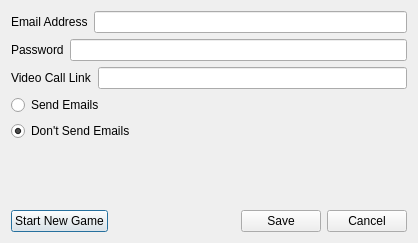
Qt form emailsettingswindow.ui (ae6nr/secret_hitler) before a commit.
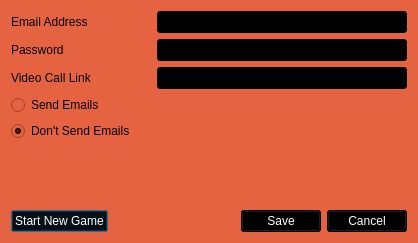
The same form after that commit. Icons and pictures are not drawn.

Commit message: GUI actually works now

Diff of the .ui file:
```diff
--- a/emailsettingswindow.ui
+++ b/emailsettingswindow.ui
@@ -13,7 +13,14 @@
   <property name="windowTitle">
    <string>Dialog</string>
   </property>
-  <widget class="QWidget" name="">
+  <property name="windowIcon">
+   <iconset resource="resources/sh.qrc">
+    <normaloff>:/sh/Secret-Hitler.png</normaloff>:/sh/Secret-Hitler.png</iconset>
+  </property>
+  <property name="styleSheet">
+   <string notr="true">background-color: rgb(230, 99, 66);</string>
+  </property>
+  <widget class="QWidget" name="layoutWidget">
    <property name="geometry">
     <rect>
      <x>11</x>
@@ -33,7 +40,34 @@
        </widget>
       </item>
       <item>
-       <widget class="QLineEdit" name="lineEdit_email"/>
+       <spacer name="horizontalSpacer_4">
+        <property name="orientation">
+         <enum>Qt::Horizontal</enum>
+        </property>
+        <property name="sizeHint" stdset="0">
+         <size>
+          <width>40</width>
+          <height>20</height>
+         </size>
+        </property>
+       </spacer>
+      </item>
+      <item>
+       <widget class="QLineEdit" name="lineEdit_email">
+        <property name="minimumSize">
+         <size>
+          <width>250</width>
+          <height>0</height>
+         </size>
+        </property>
+        <property name="styleSheet">
+         <string notr="true">color: rgb(255, 255, 255);
+background-color: rgb(0, 0, 0);</string>
+        </property>
+        <property name="alignment">
+         <set>Qt::AlignRight|Qt::AlignTrailing|Qt::AlignVCenter</set>
+        </property>
+       </widget>
       </item>
      </layout>
     </item>
@@ -47,7 +81,34 @@
        </widget>
       </item>
       <item>
-       <widget class="QLineEdit" name="lineEdit_password"/>
+       <spacer name="horizontalSpacer_3">
+        <property name="orientation">
+         <enum>Qt::Horizontal</enum>
+        </property>
+        <property name="sizeHint" stdset="0">
+         <size>
+          <width>40</width>
+          <height>20</height>
+         </size>
+        </property>
+       </spacer>
+      </item>
+      <item>
+       <widget class="QLineEdit" name="lineEdit_password">
+        <property name="minimumSize">
+         <size>
+          <width>250</width>
+          <height>0</height>
+         </size>
+        </property>
+        <property name="styleSheet">
+         <string notr="true">color: rgb(255, 255, 255);
+background-color: rgb(0, 0, 0);</string>
+        </property>
+        <property name="alignment">
+         <set>Qt::AlignRight|Qt::AlignTrailing|Qt::AlignVCenter</set>
+        </property>
+       </widget>
       </item>
      </layout>
     </item>
@@ -61,7 +122,34 @@
        </widget>
       </item>
       <item>
-       <widget class="QLineEdit" name="lineEdit_invite_link"/>
+       <spacer name="horizontalSpacer_2">
+        <property name="orientation">
+         <enum>Qt::Horizontal</enum>
+        </property>
+        <property name="sizeHint" stdset="0">
+         <size>
+          <width>40</width>
+          <height>20</height>
+         </size>
+        </property>
+       </spacer>
+      </item>
+      <item>
+       <widget class="QLineEdit" name="lineEdit_invite_link">
+        <property name="minimumSize">
+         <size>
+          <width>250</width>
+          <height>0</height>
+         </size>
+        </property>
+        <property name="styleSheet">
+         <string notr="true">color: rgb(255, 255, 255);
+background-color: rgb(0, 0, 0);</string>
+        </property>
+        <property name="alignment">
+         <set>Qt::AlignRight|Qt::AlignTrailing|Qt::AlignVCenter</set>
+        </property>
+       </widget>
       </item>
      </layout>
     </item>
@@ -102,6 +190,10 @@
      <layout class="QHBoxLayout" name="horizontalLayout_3">
       <item>
        <widget class="QPushButton" name="pushButton_start_new_game">
+        <property name="styleSheet">
+         <string notr="true">color: rgb(255, 255, 255);
+background-color: rgb(0, 0, 0);</string>
+        </property>
         <property name="text">
          <string>Start New Game</string>
         </property>
@@ -122,6 +214,10 @@
       </item>
       <item>
        <widget class="QPushButton" name="pushButton_save">
+        <property name="styleSheet">
+         <string notr="true">color: rgb(255, 255, 255);
+background-color: rgb(0, 0, 0);</string>
+        </property>
         <property name="text">
          <string>Save</string>
         </property>
@@ -129,6 +225,10 @@
       </item>
       <item>
        <widget class="QPushButton" name="pushButton_cancel">
+        <property name="styleSheet">
+         <string notr="true">color: rgb(255, 255, 255);
+background-color: rgb(0, 0, 0);</string>
+        </property>
         <property name="text">
          <string>Cancel</string>
         </property>
```
Left out of the diff: 6 changed lines with no effect on the pictures. The commit also changes 7 other files.
